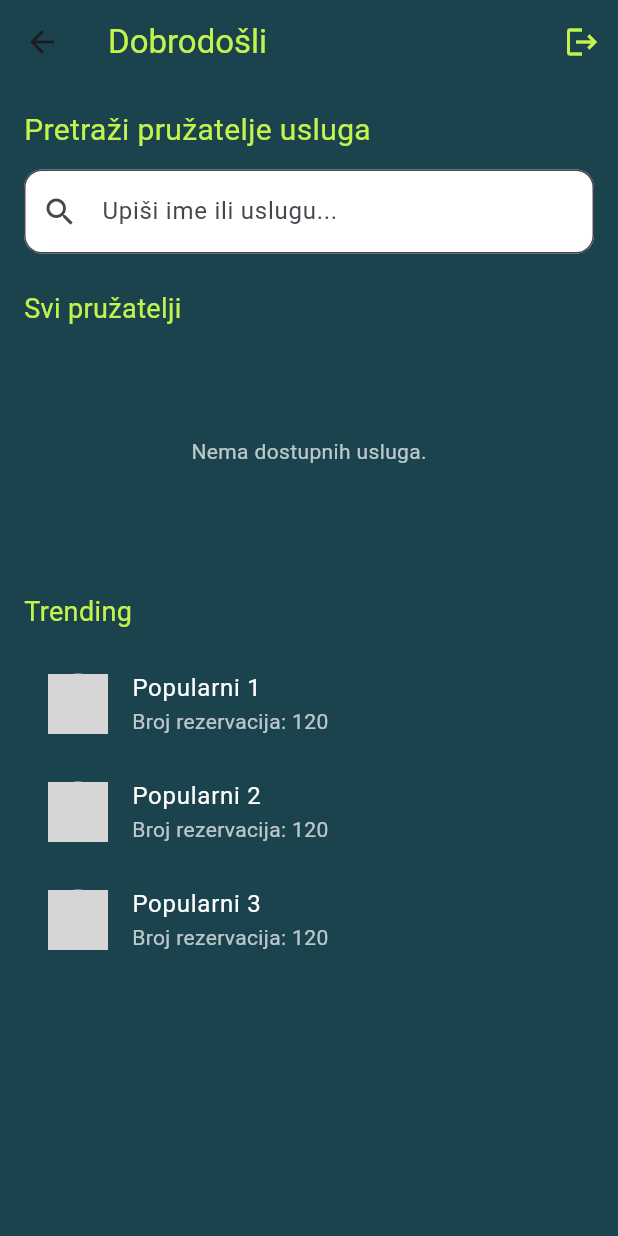
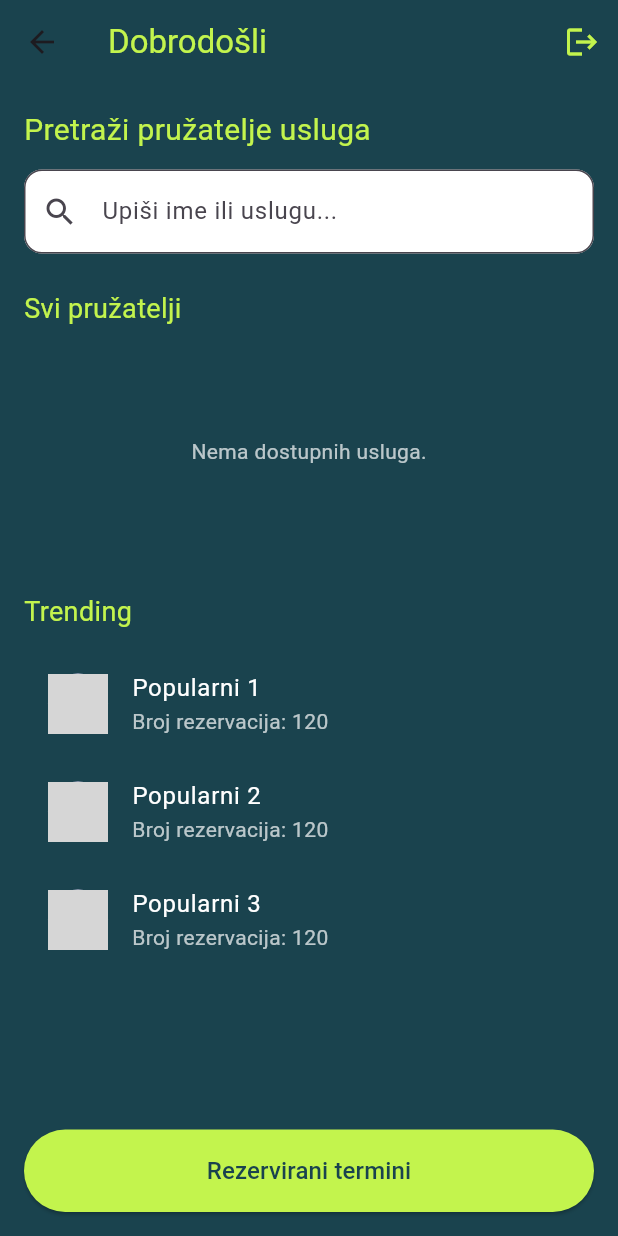
Before and after one commit to lvranic/termino-app, a Flutter app: the UserDashboardScreen screen opened by its route, on a phone screen of 412 x 824 dp. Run offline on Flutter 3.47's test engine with Material 3 defaults, Android fonts, the phone set to English and light mode, and no system bars; our stand-ins replace cloud_firestore, firebase_auth, firebase_core; accounts and stored records are empty; network calls fail; Roboto replaces fonts that are missing (Sofadi One); grey boxes are pictures that could not be loaded.

Commit message:
Dodavanje pregleda svih rezerviranih termina

```diff
--- a/lib/main.dart
+++ b/lib/main.dart
@@ -11,6 +11,7 @@ import 'screens/reservation_time_screen.dart';
 import 'screens/reservation_confirmation_screen.dart';
 import 'screens/user_details_screen.dart';
 import 'screens/user_dashboard_screen.dart';
+import 'screens/my_appointments_screen.dart';
 
 void main() async {
   WidgetsFlutterBinding.ensureInitialized();
@@ -50,6 +51,7 @@ class MyApp extends StatelessWidget {
         '/select-date': (context) => const ReservationDateScreen(serviceId: ''),
         '/select_time': (context) => const ReservationTimeScreen(),
         '/user-dashboard': (context) => const UserDashboardScreen(),
+        '/my-appointments': (context) => const MyAppointmentsScreen(),
       },
       onGenerateRoute: (settings) {
         if (settings.name == '/confirm') {
--- a/lib/screens/user_dashboard_screen.dart
+++ b/lib/screens/user_dashboard_screen.dart
@@ -145,6 +145,27 @@ class _UserDashboardScreenState extends State<UserDashboardScreen> {
                   ),
                 ),
               ),
+              const SizedBox(height: 20),
+              SizedBox(
+                width: double.infinity,
+                child: ElevatedButton(
+                  onPressed: () {
+                    Navigator.pushNamed(context, '/my-appointments');
+                  },
+                  style: ElevatedButton.styleFrom(
+                    backgroundColor: const Color(0xFFC3F44D),
+                    foregroundColor: const Color(0xFF1A434E),
+                    padding: const EdgeInsets.symmetric(vertical: 16),
+                    shape: RoundedRectangleBorder(borderRadius: BorderRadius.circular(100)),
+                  ),
+                  child: const Text(
+                    'Rezervirani termini',
+                    softWrap: false,
+                    overflow: TextOverflow.ellipsis,
+                    style: TextStyle(fontSize: 16),
+                  ),
+                ),
+              ),
             ],
           ),
         ),
```
Also changed, not shown: lib/screens/my_appointments_screen.dart (added, +107 -0 lines), lib/screens/reservation_time_screen.dart (+28 -6 lines).
